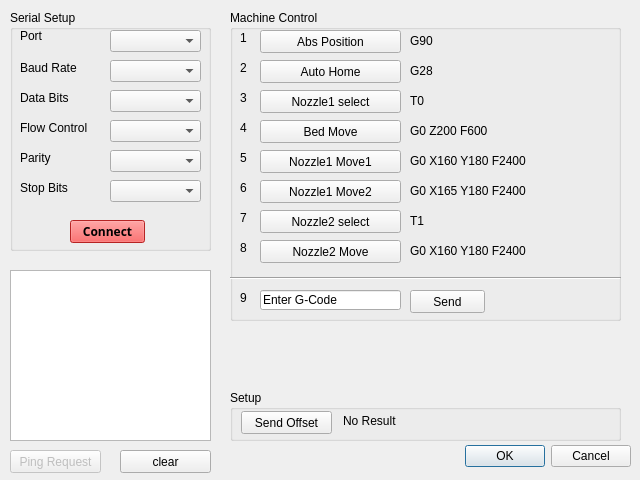
Before: the Qt Designer form Nozzle_Serial.ui in internaru/Michelan_Jig, drawn with Qt 5.
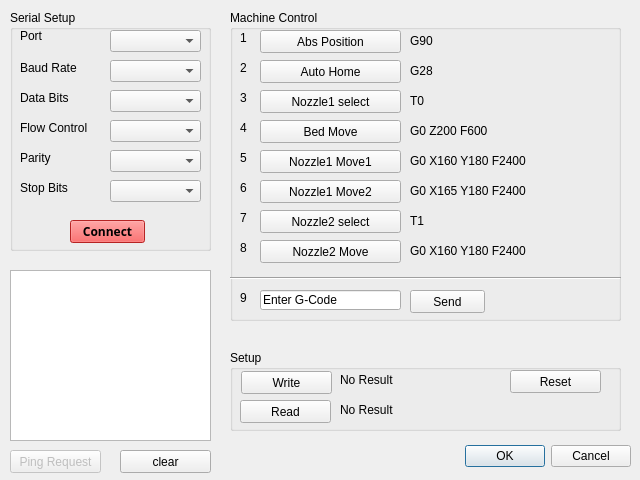
After: the same form once the commit is applied.

Patch:
```diff
--- a/Nozzle_Serial.ui
+++ b/Nozzle_Serial.ui
@@ -610,9 +610,9 @@
    <property name="geometry">
     <rect>
      <x>230</x>
-     <y>390</y>
+     <y>350</y>
      <width>391</width>
-     <height>51</height>
+     <height>81</height>
     </rect>
    </property>
    <property name="title">
@@ -628,15 +628,15 @@
      </rect>
     </property>
     <property name="text">
-     <string>Send Offset</string>
+     <string>Write</string>
     </property>
    </widget>
    <widget class="QLabel" name="label_Result">
     <property name="geometry">
      <rect>
-      <x>113</x>
-      <y>21</y>
-      <width>261</width>
+      <x>110</x>
+      <y>20</y>
+      <width>171</width>
       <height>20</height>
      </rect>
     </property>
@@ -644,6 +644,45 @@
      <string>No Result</string>
     </property>
    </widget>
+   <widget class="QPushButton" name="pb_setup_offset_R">
+    <property name="geometry">
+     <rect>
+      <x>10</x>
+      <y>50</y>
+      <width>91</width>
+      <height>23</height>
+     </rect>
+    </property>
+    <property name="text">
+     <string>Read</string>
+    </property>
+   </widget>
+   <widget class="QLabel" name="label_Offset_R">
+    <property name="geometry">
+     <rect>
+      <x>110</x>
+      <y>50</y>
+      <width>181</width>
+      <height>20</height>
+     </rect>
+    </property>
+    <property name="text">
+     <string>No Result</string>
+    </property>
+   </widget>
+   <widget class="QPushButton" name="pb_setup_offset_Reset">
+    <property name="geometry">
+     <rect>
+      <x>280</x>
+      <y>20</y>
+      <width>91</width>
+      <height>23</height>
+     </rect>
+    </property>
+    <property name="text">
+     <string>Reset</string>
+    </property>
+   </widget>
   </widget>
   <widget class="QPushButton" name="pb_clear">
    <property name="enabled">
```
Left out of the diff: 4 changed lines with no effect on the pictures.
